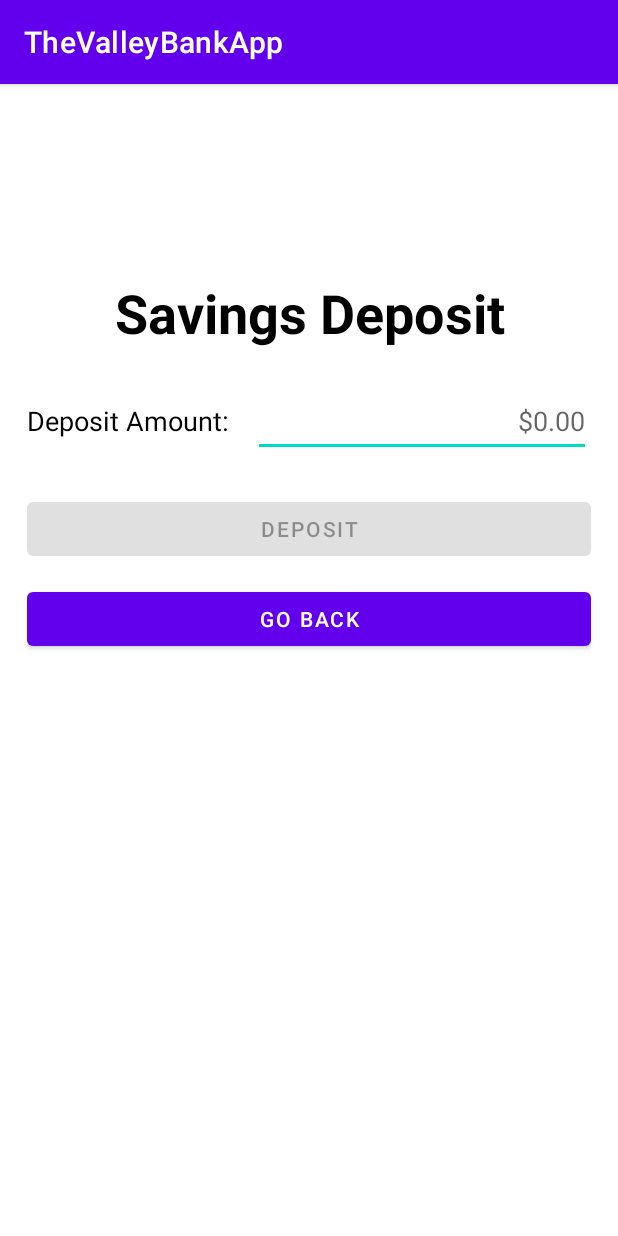
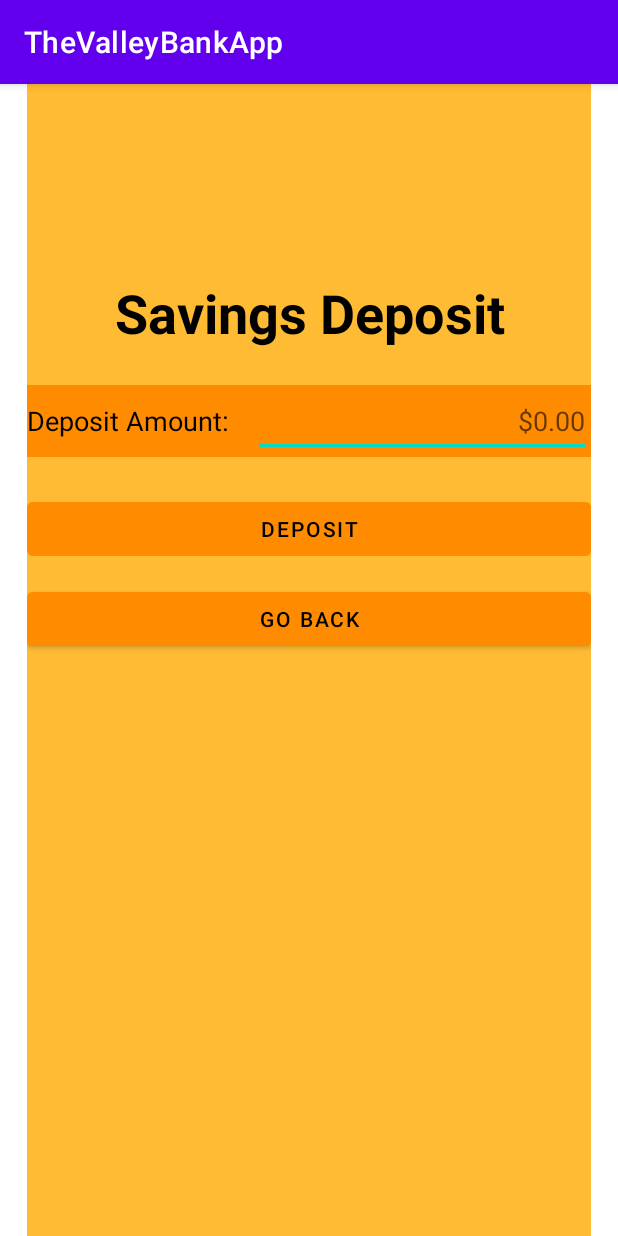
Before and after one commit to Linus319/TheValleyBankApp, an Android app: the SavingsDepositActivity screen opened directly, with no data from a screen before it, on a phone screen of 412 x 824 dp. Run offline under Robolectric (Android 15) with nearby library versions, the phone set to English and light mode, and no system bars.

Commit message:
colors on pages start of currency page

```diff
--- a/app/src/main/res/layout/activity_savings_deposit.xml
+++ b/app/src/main/res/layout/activity_savings_deposit.xml
@@ -3,11 +3,13 @@
     android:layout_width="match_parent"
     android:layout_height="match_parent"
     android:layout_marginHorizontal="18dp"
-    android:orientation="vertical">
+    android:orientation="vertical"
+    android:background="@color/orangeM">
 
     <Space
         android:layout_width="match_parent"
-        android:layout_height="128dp" />
+        android:layout_height="128dp"
+        />
 
     <TextView
         android:id="@+id/savingsDepositTitle"
@@ -17,7 +19,8 @@
         android:textAlignment="center"
         android:textColor="@color/black"
         android:textSize="36sp"
-        android:textStyle="bold" />
+        android:textStyle="bold"
+        />
 
     <Space
         android:layout_width="match_parent"
@@ -26,7 +29,9 @@
     <LinearLayout
         android:layout_width="match_parent"
         android:layout_height="wrap_content"
-        android:orientation="horizontal">
+        android:orientation="horizontal"
+        android:background="@color/DarkOrange"
+        >
 
         <TextView
             android:id="@+id/svDepositText"
@@ -35,7 +40,8 @@
             android:layout_weight="1"
             android:text="Deposit Amount: "
             android:textColor="@color/black"
-            android:textSize="18sp" />
+            android:textSize="18sp"
+            android:background="@color/DarkOrange"/>
 
         <EditText
             android:id="@+id/svEnterDeposit"
@@ -58,7 +64,9 @@
         android:id="@+id/svDepositButton"
         android:layout_width="match_parent"
         android:layout_height="wrap_content"
-        android:text="Deposit" />
+        android:text="Deposit"
+        android:textColor="@color/black"
+        android:backgroundTint="@color/DarkOrange"/>
 
     <Space
         android:layout_width="match_parent"
@@ -68,5 +76,7 @@
         android:id="@+id/svGoBackButton"
         android:layout_width="match_parent"
         android:layout_height="wrap_content"
-        android:text="Go Back" />
+        android:text="Go Back"
+        android:textColor="@color/black"
+        android:backgroundTint="@color/DarkOrange"/>
 </LinearLayout>
```
Also changed, not shown: app/src/main/res/layout/activity_confirm_new_user.xml (+13 -3 lines), app/src/main/res/layout/activity_login.xml (+6 -5 lines), app/src/main/res/layout/activity_send_request.xml (+8 -3 lines).
